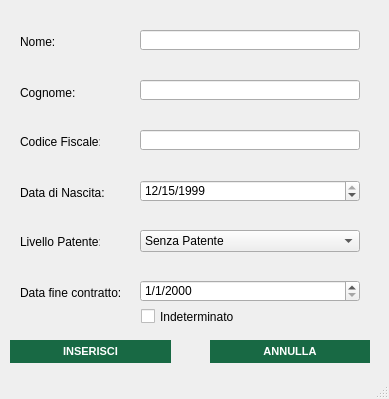
Old version of the form src/main/gui/inserimento_operatore.ui in the repository OT-Rax/AnconAmbiente.
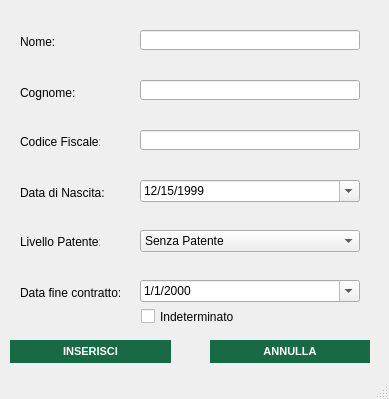
New version of the form. Icons and pictures are not drawn.

Patch:
```diff
--- a/src/main/gui/inserimento_operatore.ui
+++ b/src/main/gui/inserimento_operatore.ui
@@ -138,6 +138,9 @@
     <property name="displayFormat">
      <string>M/d/yyyy</string>
     </property>
+    <property name="calendarPopup">
+     <bool>true</bool>
+    </property>
     <property name="date">
      <date>
       <year>1999</year>
@@ -158,6 +161,9 @@
     <property name="displayFormat">
      <string>M/d/yyyy</string>
     </property>
+    <property name="calendarPopup">
+     <bool>true</bool>
+    </property>
    </widget>
    <widget class="QComboBox" name="patente_combo">
     <property name="geometry">
```
